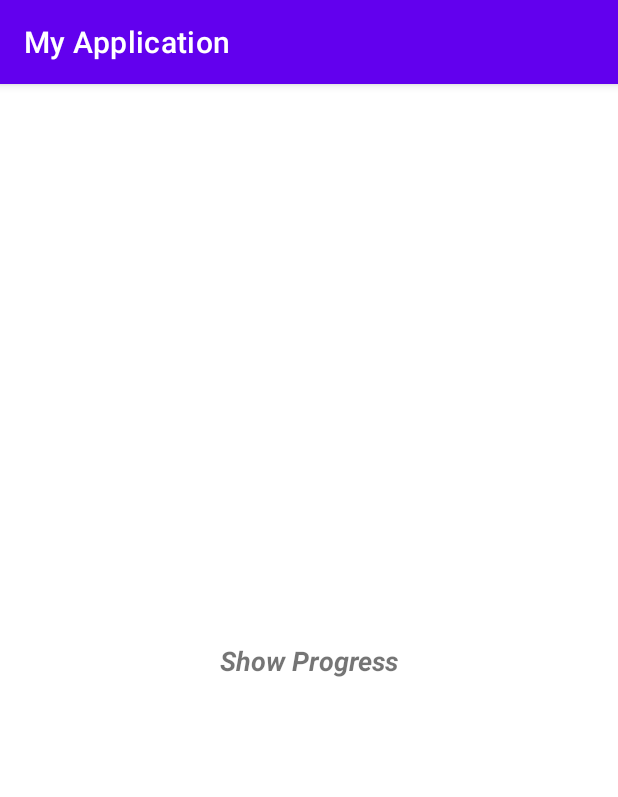
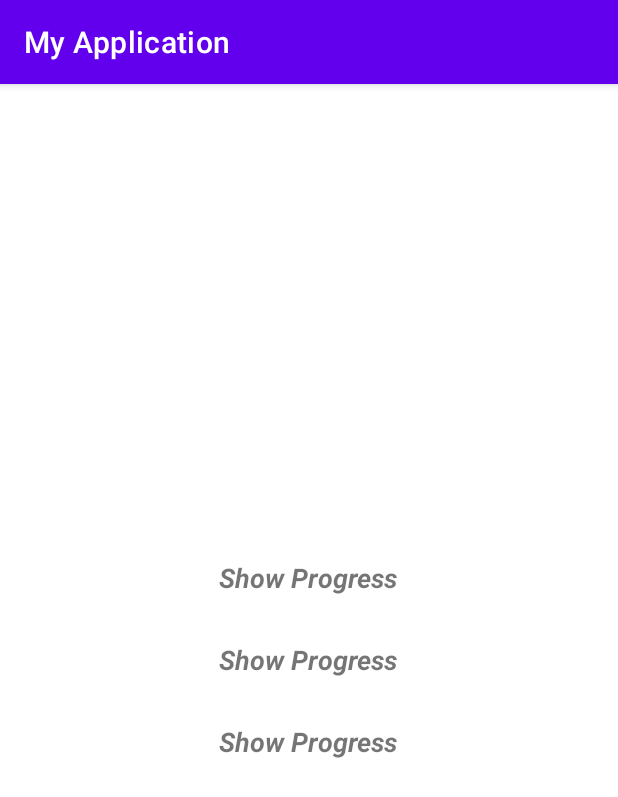
Before and after one commit to sharmajatin1997/CustomProgress, an Android app: the screen it shows after launch (MainActivity), on a phone screen of 412 x 824 dp. Shown: the top 797 px of the screen. Run offline under Robolectric (Android 15) with nearby library versions, the phone set to English and light mode, and no system bars.

```diff
--- a/app/src/main/java/com/app/progress/MainActivity.java
+++ b/app/src/main/java/com/app/progress/MainActivity.java
@@ -7,11 +7,12 @@ import android.os.Looper;
 import android.widget.TextView;
 
 import androidx.appcompat.app.AppCompatActivity;
+
 import com.app.progressbar.CustomProgressDialog;
 
 public class MainActivity extends AppCompatActivity {
 
-    private TextView textView;
+    private TextView textView, textView1, textView2;
 
     @SuppressLint("CutPasteId")
     @Override
@@ -20,20 +21,45 @@ public class MainActivity extends AppCompatActivity {
         setContentView(R.layout.activity_main);
 
         textView = findViewById(R.id.text);
+        textView1 = findViewById(R.id.text1);
+        textView2 = findViewById(R.id.text2);
 
         textView.setOnClickListener(view -> {
-         /** start progress*/
-            CustomProgressDialog.show(this);
+            /** start progress*/
+            CustomProgressDialog.showDefault(this);
             new Handler(Looper.getMainLooper()).postDelayed(new Runnable() {
                 @Override
                 public void run() {
-              /**  hide progress*/
+                    /**  hide progress*/
                     CustomProgressDialog.hide();
                 }
             }, 5000);
         });
 
 
+        textView1.setOnClickListener(view -> {
+            /** start progress*/
+            CustomProgressDialog.showCustomLoading(this, R.drawable.doctor_style);
+            new Handler(Looper.getMainLooper()).postDelayed(new Runnable() {
+                @Override
+                public void run() {
+                    /**  hide progress*/
+                    CustomProgressDialog.hide();
+                }
+            }, 5000);
+        });
+
+        textView2.setOnClickListener(view -> {
+            /** start progress*/
+            CustomProgressDialog.createCustomLoading(this, R.drawable.double_style, 250, 250);
+            new Handler(Looper.getMainLooper()).postDelayed(new Runnable() {
+                @Override
+                public void run() {
+                    /**  hide progress*/
+                    CustomProgressDialog.hide();
+                }
+            }, 5000);
+        });
     }
 
 
--- a/app/src/main/res/layout/activity_main.xml
+++ b/app/src/main/res/layout/activity_main.xml
@@ -1,9 +1,11 @@
 <?xml version="1.0" encoding="utf-8"?>
-<androidx.constraintlayout.widget.ConstraintLayout xmlns:android="http://schemas.android.com/apk/res/android"
+<LinearLayout xmlns:android="http://schemas.android.com/apk/res/android"
     xmlns:app="http://schemas.android.com/apk/res-auto"
     xmlns:tools="http://schemas.android.com/tools"
     android:layout_width="match_parent"
     android:layout_height="match_parent"
+    android:gravity="center"
+    android:orientation="vertical"
     tools:context=".MainActivity">
 
     <TextView
@@ -18,4 +20,21 @@
         app:layout_constraintRight_toRightOf="parent"
         app:layout_constraintTop_toTopOf="parent" />
 
-</androidx.constraintlayout.widget.ConstraintLayout>
+    <TextView
+        android:id="@+id/text1"
+        android:layout_width="wrap_content"
+        android:layout_height="wrap_content"
+        android:layout_marginVertical="30dp"
+        android:text="Show Progress"
+        android:textSize="18sp"
+        android:textStyle="bold|italic" />
+
+    <TextView
+        android:id="@+id/text2"
+        android:layout_width="wrap_content"
+        android:layout_height="wrap_content"
+        android:text="Show Progress"
+        android:textSize="18sp"
+        android:textStyle="bold|italic" />
+
+</LinearLayout>
```
Also changed, not shown: progressbar/src/main/java/com/app/progressbar/CustomProgressDialog.java (+44 -19 lines), progressbar/src/main/res/layout/progressbar.xml (+4 -13 lines), app/src/main/res/drawable/doctor_style.gif (added), app/src/main/res/drawable/double_style.gif (added), progressbar/src/main/res/drawable/doctor_style.gif (added), progressbar/src/main/res/drawable/double_style.gif (added), progressbar/src/main/res/drawable/loading_color.gif (added), progressbar/src/main/res/drawable/multicolor.gif (added).
